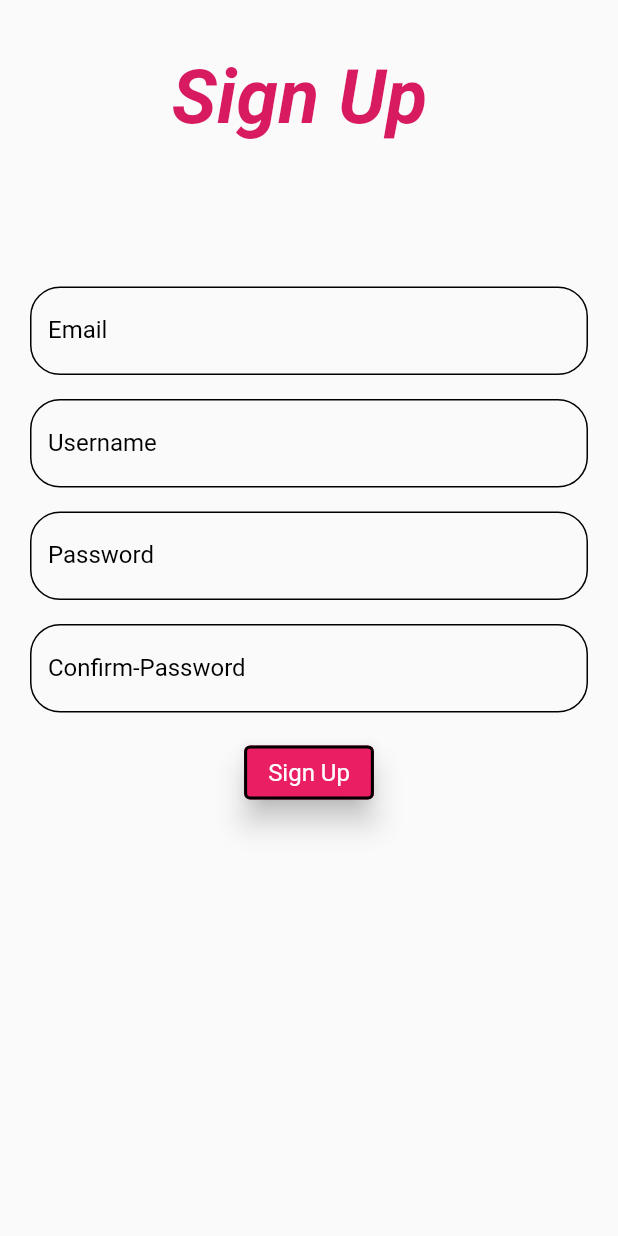
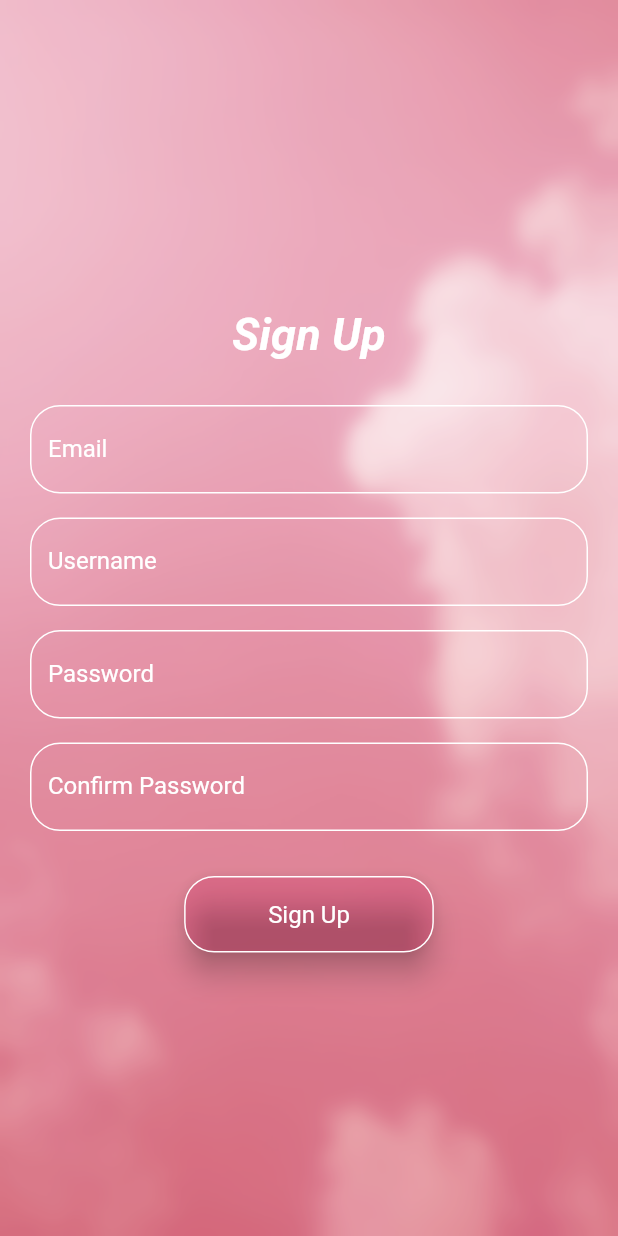
Before and after one commit to ameenakabir22/snippet_social_app, a Flutter app: the screen it shows after launch, on a phone screen of 412 x 824 dp. Run offline on Flutter 3.47's test engine with Material 2 defaults, Android fonts, the phone set to English and light mode, and no system bars.

Commit message:
i modified the sign up page and i was able to achieve a glassmorphism effect

```diff
--- a/lib/pages/sign_up.dart
+++ b/lib/pages/sign_up.dart
@@ -1,4 +1,5 @@
 import 'package:flutter/material.dart';
+import 'dart:ui';
 
 class SignUp extends StatefulWidget {
   const SignUp({Key? key}) : super(key: key);
@@ -16,40 +17,53 @@ class _SignUpState extends State<SignUp> {
   @override
   Widget build(BuildContext context) {
     return Scaffold(
-      body: Padding(
+      body: Container(
+        decoration: BoxDecoration(
+          image: DecorationImage(
+            image: AssetImage(
+                'assets/backdrop.jpg'), // Replace with your background image
+            fit: BoxFit.cover,
+          ),
+        ),
+        child: BackdropFilter(
+          filter: ImageFilter.blur(sigmaX: 5, sigmaY: 5),
+          child: Container(
+            color: Colors.white
+                .withOpacity(0.2), // Adjust opacity for the glass effect
+            child: Padding(
               padding: const EdgeInsets.all(20.0),
               child: Column(
+                mainAxisAlignment: MainAxisAlignment.center,
+                crossAxisAlignment: CrossAxisAlignment.center,
                 children: [
-            Padding(
-              padding: const EdgeInsets.all(16.0),
-              child: Text(
-                'Sign Up ',
+                  SizedBox(height: 16.0),
+                  Text(
+                    'Sign Up',
                     style: TextStyle(
-                    color: Colors.pink[600],
-                    fontSize: 50,
+                      color: Colors.white,
+                      fontSize: 30,
                       fontWeight: FontWeight.bold,
-                    fontStyle: FontStyle.italic),
+                      fontStyle: FontStyle.italic,
                     ),
                   ),
-            SizedBox(
-              height: 80.0,
-            ),
+                  SizedBox(height: 30.0),
 
                   // text field for email
                   TextField(
                     decoration: InputDecoration(
                       labelText: 'Email',
                       labelStyle: TextStyle(
-                    color: Colors.black,
+                        color: Colors.white,
                       ),
                       focusedBorder: OutlineInputBorder(
                         borderRadius: BorderRadius.circular(20),
-                    borderSide: BorderSide(color: Colors.black),
+                        borderSide: BorderSide(color: Colors.white),
                       ),
                       enabledBorder: OutlineInputBorder(
                         borderRadius: BorderRadius.circular(20),
-                    borderSide: BorderSide(color: Colors.black),
-                  )),
+                        borderSide: BorderSide(color: Colors.white),
+                      ),
+                    ),
                     keyboardType: TextInputType.emailAddress,
                     controller: _emailController,
                   ),
@@ -58,15 +72,16 @@ class _SignUpState extends State<SignUp> {
                   TextField(
                     decoration: InputDecoration(
                       labelText: 'Username',
-                  labelStyle: TextStyle(color: Colors.black),
+                      labelStyle: TextStyle(color: Colors.white),
                       focusedBorder: OutlineInputBorder(
                         borderRadius: BorderRadius.circular(20),
-                    borderSide: BorderSide(color: Colors.black),
+                        borderSide: BorderSide(color: Colors.white),
                       ),
                       enabledBorder: OutlineInputBorder(
                         borderRadius: BorderRadius.circular(20),
-                    borderSide: BorderSide(color: Colors.black),
-                  )),
+                        borderSide: BorderSide(color: Colors.white),
+                      ),
+                    ),
                     controller: _usernameController,
                   ),
                   SizedBox(height: 16.0),
@@ -75,15 +90,16 @@ class _SignUpState extends State<SignUp> {
                     controller: _passwordController,
                     decoration: InputDecoration(
                       labelText: 'Password',
-                  labelStyle: TextStyle(color: Colors.black),
+                      labelStyle: TextStyle(color: Colors.white),
                       focusedBorder: OutlineInputBorder(
                         borderRadius: BorderRadius.circular(20),
-                    borderSide: BorderSide(color: Colors.black),
+                        borderSide: BorderSide(color: Colors.white),
                       ),
                       enabledBorder: OutlineInputBorder(
                         borderRadius: BorderRadius.circular(20),
-                    borderSide: BorderSide(color: Colors.black),
-                  )),
+                        borderSide: BorderSide(color: Colors.white),
+                      ),
+                    ),
                     obscureText: true,
                   ),
 
@@ -94,20 +110,21 @@ class _SignUpState extends State<SignUp> {
                   TextField(
                     controller: _confirmPasswordController,
                     decoration: InputDecoration(
-                  labelText: 'Confirm-Password',
-                  labelStyle: TextStyle(color: Colors.black),
+                      labelText: 'Confirm Password',
+                      labelStyle: TextStyle(color: Colors.white),
                       focusedBorder: OutlineInputBorder(
                         borderRadius: BorderRadius.circular(20),
-                    borderSide: BorderSide(color: Colors.black),
+                        borderSide: BorderSide(color: Colors.white),
                       ),
                       enabledBorder: OutlineInputBorder(
                         borderRadius: BorderRadius.circular(20),
-                    borderSide: BorderSide(color: Colors.black),
-                  )),
+                        borderSide: BorderSide(color: Colors.white),
+                      ),
+                    ),
                     obscureText: true,
                   ),
                   SizedBox(
-              height: 16.0,
+                    height: 30.0,
                   ),
                   // sign up button
                   ElevatedButton(
@@ -116,7 +133,8 @@ class _SignUpState extends State<SignUp> {
                       String username = _usernameController.text.trim();
                       String email = _emailController.text.trim();
                       String password = _passwordController.text.trim();
-                String confirmPassword = _confirmPasswordController.text.trim();
+                      String confirmPassword =
+                          _confirmPasswordController.text.trim();
                       // Implement your sign-up logic here
                       // Check for empty fields
                       if (username.isEmpty ||
@@ -141,20 +159,39 @@ class _SignUpState extends State<SignUp> {
                       print('Password: $password');
                     },
                     style: ButtonStyle(
-                backgroundColor: MaterialStateProperty.all<Color>(
-                    Colors.pink), // Background color
+                      backgroundColor: MaterialStateProperty.all<Color>(Colors
+                          .pink
+                          .withOpacity(0.2)), // Background color with opacity
                       textStyle: MaterialStateProperty.all<TextStyle>(
-                  TextStyle(fontSize: 16, color: Colors.white), // Text style
-                ),
-                elevation: MaterialStateProperty.all<double>(8), // Elevation
-                side: MaterialStateProperty.all<BorderSide>(
-                  BorderSide(
-                      width: 2.0, color: Colors.black), // Border properties
+                        TextStyle(
+                          fontSize: 16,
+                          color: Colors.white, // Text color
                         ),
                       ),
-              child: Text('Sign Up'),
+                      elevation:
+                          MaterialStateProperty.all<double>(8), // Elevation
+                      shape: MaterialStateProperty.all<OutlinedBorder>(
+                        RoundedRectangleBorder(
+                          borderRadius: BorderRadius.circular(20),
+                          side: BorderSide(color: Colors.white),
+                        ),
+                      ),
+                    ),
+                    child: Padding(
+                      padding: const EdgeInsets.symmetric(
+                          horizontal: 40.0, vertical: 16.0),
+                      child: Text(
+                        'Sign Up',
+                        style: TextStyle(
+                          color: Colors.white,
+                        ),
+                      ),
+                    ),
                   ),
                 ],
+              ),
+            ),
+          ),
         ),
       ),
     );
--- a/pubspec.yaml
+++ b/pubspec.yaml
@@ -19,6 +19,7 @@ flutter:
   uses-material-design: true
   assets:
     - assets/splashscreen.JPG
+    - assets/backdrop.jpg
 
   # fonts:
   #   - family: Schyler
```
Also changed, not shown: assets/backdrop.jpg (added). Lines whose indentation alone changed are shown as unchanged.
